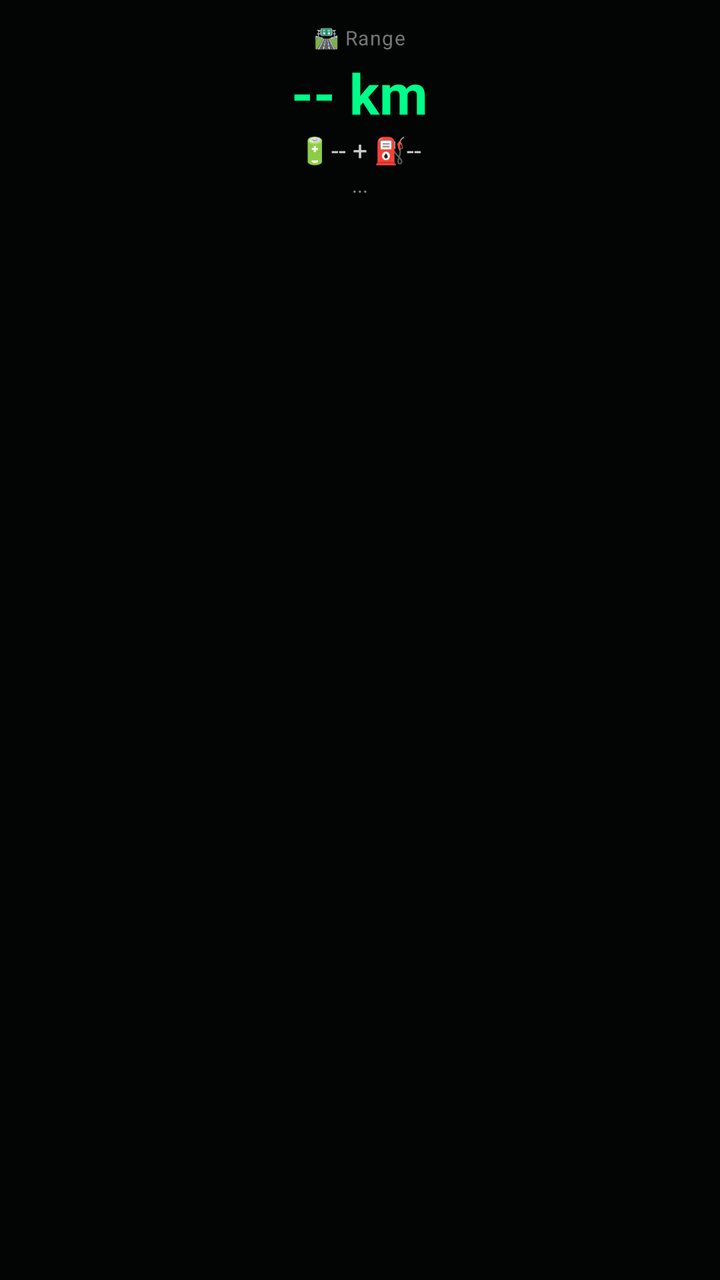
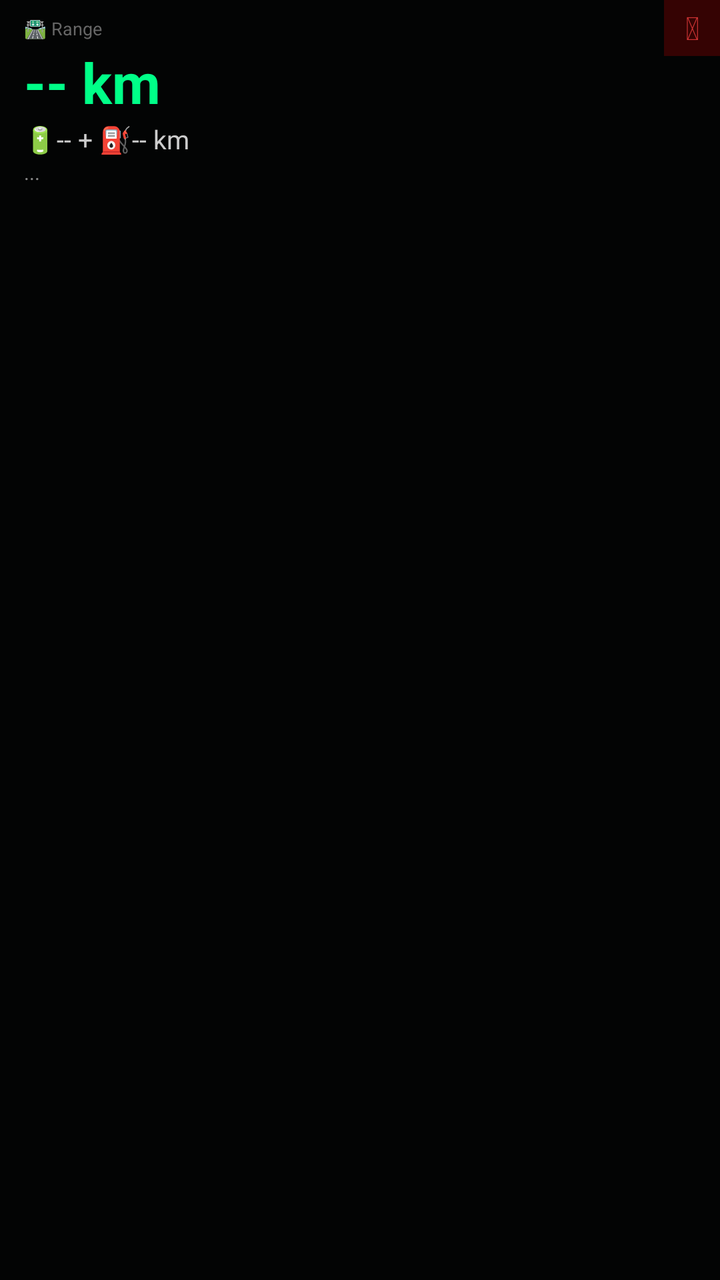

Screens rendered from an Android XML layout before and after an edit, with the pre-edit source and the edit as a unified diff.
<!-- AndroidManifest.xml: application theme android:Theme.DeviceDefault -->
<!-- res/layout/overlay_range.xml -->
<?xml version="1.0" encoding="utf-8"?>
<LinearLayout xmlns:android="http://schemas.android.com/apk/res/android"
    android:id="@+id/overlay_root"
    android:layout_width="wrap_content"
    android:layout_height="wrap_content"
    android:orientation="vertical"
    android:background="#DD000000"
    android:padding="12dp"
    android:minWidth="160dp"
    android:gravity="center_horizontal">

    
    <TextView
        android:id="@+id/overlay_title"
        android:layout_width="wrap_content"
        android:layout_height="wrap_content"
        android:text="🛣 Range"
        android:textColor="#777777"
        android:textSize="10sp"
        android:letterSpacing="0.05" />

    
    <TextView
        android:id="@+id/overlay_range"
        android:layout_width="wrap_content"
        android:layout_height="wrap_content"
        android:text="-- km"
        android:textColor="#00FF88"
        android:textSize="28sp"
        android:textStyle="bold"
        android:layout_marginTop="2dp" />

    
    <TextView
        android:id="@+id/overlay_breakdown"
        android:layout_width="wrap_content"
        android:layout_height="wrap_content"
        android:text="🔋-- + ⛽--"
        android:textColor="#CCCCCC"
        android:textSize="13sp"
        android:layout_marginTop="1dp" />

    
    <TextView
        android:id="@+id/overlay_info"
        android:layout_width="wrap_content"
        android:layout_height="wrap_content"
        android:text="..."
        android:textColor="#888888"
        android:textSize="10sp"
        android:layout_marginTop="2dp" />

</LinearLayout>
<!-- resources referenced by this layout -->
<resources>

</resources>

<!-- the commit's change to res/layout/overlay_range.xml (unified diff, before → after) -->
@@ -1,53 +1,77 @@
 <?xml version="1.0" encoding="utf-8"?>
-<LinearLayout xmlns:android="http://schemas.android.com/apk/res/android"
+<FrameLayout xmlns:android="http://schemas.android.com/apk/res/android"
     android:id="@+id/overlay_root"
     android:layout_width="wrap_content"
     android:layout_height="wrap_content"
-    android:orientation="vertical"
     android:background="#DD000000"
-    android:padding="12dp"
-    android:minWidth="160dp"
-    android:gravity="center_horizontal">
+    android:minWidth="120dp">
+
+    
+    <LinearLayout
+        android:id="@+id/overlay_content"
+        android:layout_width="wrap_content"
+        android:layout_height="wrap_content"
+        android:orientation="vertical"
+        android:paddingStart="12dp"
+        android:paddingEnd="32dp"
+        android:paddingTop="8dp"
+        android:paddingBottom="10dp"
+        android:gravity="start">
+
+        
+        <TextView
+            android:id="@+id/overlay_title"
+            android:layout_width="wrap_content"
+            android:layout_height="wrap_content"
+            android:text="🛣 Range"
+            android:textColor="#666666"
+            android:textSize="9sp" />
+
+        
+        <TextView
+            android:id="@+id/overlay_range"
+            android:layout_width="wrap_content"
+            android:layout_height="wrap_content"
+            android:text="-- km"
+            android:textColor="#00FF88"
+            android:textSize="28sp"
+            android:textStyle="bold"
+            android:layout_marginTop="2dp" />
+
+        
+        <TextView
+            android:id="@+id/overlay_breakdown"
+            android:layout_width="wrap_content"
+            android:layout_height="wrap_content"
+            android:text="🔋-- + ⛽-- km"
+            android:textColor="#CCCCCC"
+            android:textSize="13sp"
+            android:layout_marginTop="1dp" />
+
+        
+        <TextView
+            android:id="@+id/overlay_info"
+            android:layout_width="wrap_content"
+            android:layout_height="wrap_content"
+            android:text="..."
+            android:textColor="#888888"
+            android:textSize="10sp"
+            android:layout_marginTop="1dp" />
+
+    </LinearLayout>
 
     
     <TextView
-        android:id="@+id/overlay_title"
-        android:layout_width="wrap_content"
-        android:layout_height="wrap_content"
-        android:text="🛣 Range"
-        android:textColor="#777777"
-        android:textSize="10sp"
-        android:letterSpacing="0.05" />
+        android:id="@+id/overlay_power_btn"
+        android:layout_width="28dp"
+        android:layout_height="28dp"
+        android:layout_gravity="top|end"
+        android:text="⏻"
+        android:textColor="#CC3333"
+        android:textSize="16sp"
+        android:gravity="center"
+        android:clickable="true"
+        android:focusable="true"
+        android:background="#33FF0000" />
 
-    
-    <TextView
-        android:id="@+id/overlay_range"
-        android:layout_width="wrap_content"
-        android:layout_height="wrap_content"
-        android:text="-- km"
-        android:textColor="#00FF88"
-        android:textSize="28sp"
-        android:textStyle="bold"
-        android:layout_marginTop="2dp" />
-
-    
-    <TextView
-        android:id="@+id/overlay_breakdown"
-        android:layout_width="wrap_content"
-        android:layout_height="wrap_content"
-        android:text="🔋-- + ⛽--"
-        android:textColor="#CCCCCC"
-        android:textSize="13sp"
-        android:layout_marginTop="1dp" />
-
-    
-    <TextView
-        android:id="@+id/overlay_info"
-        android:layout_width="wrap_content"
-        android:layout_height="wrap_content"
-        android:text="..."
-        android:textColor="#888888"
-        android:textSize="10sp"
-        android:layout_marginTop="2dp" />
-
-</LinearLayout>
+</FrameLayout>
